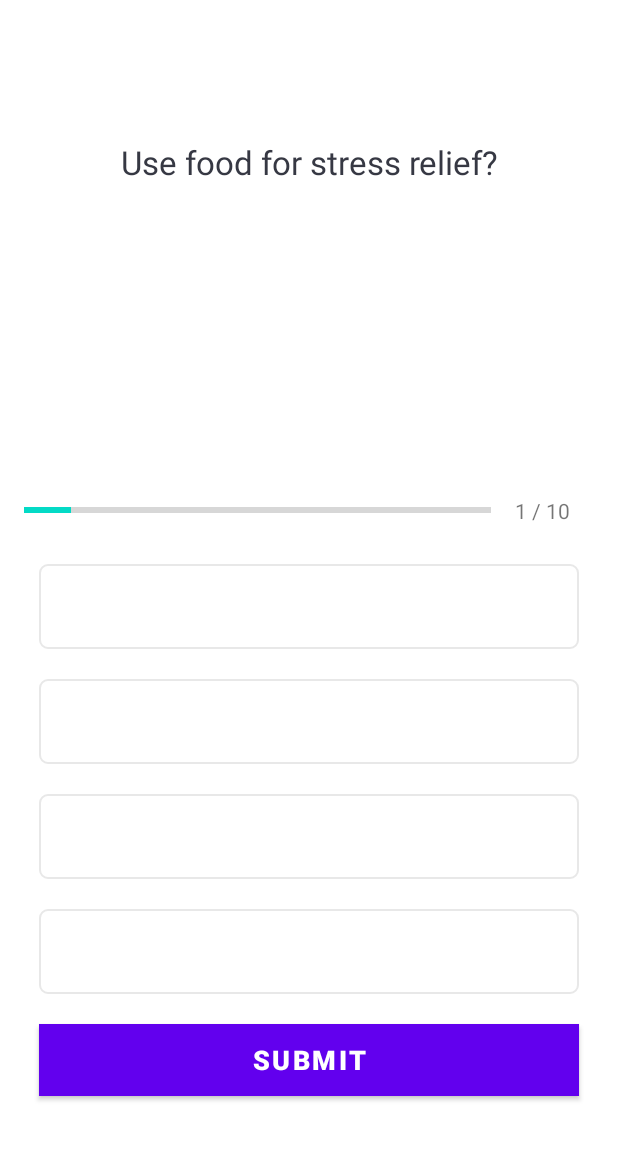
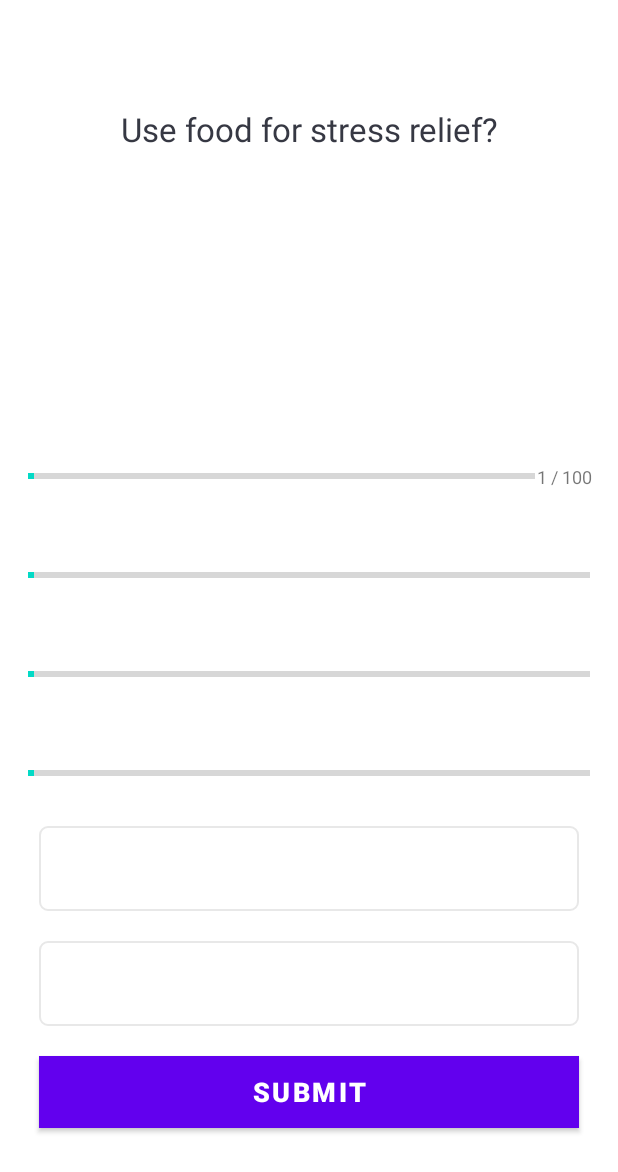
Before and after one commit to Zeadrasil/UMADBro, an Android app: the QuestionsActivity screen opened directly, with no data from a screen before it, on a phone screen of 412 x 824 dp. Shown: the top 1172 px of the screen. Run offline under Robolectric (Android 15) with nearby library versions, the phone set to English and light mode, and no system bars.

Commit message:
commented out problem lines and made adjustments to the question activity xml file

```diff
--- a/FlagQuiz/app/src/main/java/com/example/flagquiz/QuestionsActivity.kt
+++ b/FlagQuiz/app/src/main/java/com/example/flagquiz/QuestionsActivity.kt
@@ -31,6 +31,9 @@ class QuestionsActivity : AppCompatActivity(), View.OnClickListener {
     private var optionFourTV: TextView? = null
     private var submitBtn: Button? = null
 
+    var playerCharacter = PlayerCharacter()
+
+
     override fun onCreate(savedInstanceState: Bundle?) {
         super.onCreate(savedInstanceState)
         setContentView(R.layout.activity_questions)
@@ -40,12 +43,12 @@ class QuestionsActivity : AppCompatActivity(), View.OnClickListener {
         //bind controls to the created variables
         questionTV = findViewById(R.id.questionTV)
         flagTV = findViewById(R.id.flagIV)
-        progressPB = findViewById(R.id.progressPB)
-        progressTV = findViewById(R.id.progressTV)
+        progressPB = findViewById(R.id.mentalHealthPB)
+        progressTV = findViewById(R.id.mentalHealthTV)
         optionOneTV = findViewById(R.id.optionOneTV)
         optionTwoTV = findViewById(R.id.optionTwoTV)
-        optionThreeTV = findViewById(R.id.optionThreeTV)
-        optionFourTV = findViewById(R.id.optionFourTV)
+        //optionThreeTV = findViewById(R.id.optionThreeTV)
+        //optionFourTV = findViewById(R.id.optionFourTV)
         submitBtn = findViewById(R.id.submitBtn)
 
         //add click listeners
@@ -57,6 +60,7 @@ class QuestionsActivity : AppCompatActivity(), View.OnClickListener {
 
         questionsList = Constants.getQuestions()
         setQuestion()
+
     }
 
     private fun setQuestion() {
@@ -66,15 +70,15 @@ class QuestionsActivity : AppCompatActivity(), View.OnClickListener {
 
         //set up question
         questionTV?.text = question.question
-        flagTV?.setImageResource(question.image)
+        //flagTV?.setImageResource(question.image)
         progressPB?.progress = currentPosition
         progressTV?.text = "$currentPosition / ${progressPB?.max}"
 
         //set up the answers
-        optionOneTV?.text = question.optionOne
-        optionTwoTV?.text = question.optionTwo
-        optionThreeTV?.text = question.optionThree
-        optionFourTV?.text = question.optionFour
+        //optionOneTV?.text = question.optionOne
+        //optionTwoTV?.text = question.optionTwo
+        //optionThreeTV?.text = question.optionThree
+        //optionFourTV?.text = question.optionFour
     }
 
     private fun defaultOptionsView() {
@@ -113,14 +117,14 @@ class QuestionsActivity : AppCompatActivity(), View.OnClickListener {
                 optionTwoTV?.let {
                     selectedOptionView(it, 2)
                 }
-            R.id.optionThreeTV ->
-                optionThreeTV?.let {
-                    selectedOptionView(it, 3)
-                }
-            R.id.optionFourTV ->
-                optionFourTV?.let {
-                    selectedOptionView(it, 4)
-                }
+            //R.id.optionThreeTV ->
+            //    optionThreeTV?.let {
+            //        selectedOptionView(it, 3)
+            //    }
+            //R.id.optionFourTV ->
+            //    optionFourTV?.let {
+            //        selectedOptionView(it, 4)
+            //    }
             R.id.submitBtn -> {
                 if (selectedOptionPosition == 0) {
                     currentPosition++
@@ -139,25 +143,25 @@ class QuestionsActivity : AppCompatActivity(), View.OnClickListener {
                 }
                 else {
                     //get the current question
-                    val question = questionsList?.get(currentPosition- 1)
-
-                    // got it wrog
-                    if (question?.correctAnswer != selectedOptionPosition) {
-                        answerView(selectedOptionPosition, R.drawable.wrog_option_border_bg)
-                    }
-                    //got it right
-                    else {
-                        correctAnswers++
-                    }
-
-                    answerView(question!!.correctAnswer, R.drawable.correct_option_border_bg)
-
-                    if (currentPosition == questionsList!!.size)
-                        submitBtn?.text = "FINISH"
-                    else
-                        submitBtn?.text = "NEXT QUESTION"
-
-                    selectedOptionPosition = 0
+                    //val question = questionsList?.get(currentPosition- 1)
+//
+                    //// got it wrog
+                    //if (question?.correctAnswer != selectedOptionPosition) {
+                    //    answerView(selectedOptionPosition, R.drawable.wrog_option_border_bg)
+                    //}
+                    ////got it right
+                    //else {
+                    //    correctAnswers++
+                    //}
+//
+                    //answerView(question!!.correctAnswer, R.drawable.correct_option_border_bg)
+//
+                    //if (currentPosition == questionsList!!.size)
+                    //    submitBtn?.text = "FINISH"
+                    //else
+                    //    submitBtn?.text = "NEXT QUESTION"
+//
+                    //selectedOptionPosition = 0
                 }
             }
         }
--- a/FlagQuiz/app/src/main/res/layout/activity_questions.xml
+++ b/FlagQuiz/app/src/main/res/layout/activity_questions.xml
@@ -20,9 +20,9 @@
             android:layout_height="wrap_content"
             android:layout_margin="10dp"
             android:gravity="center"
+            android:textColor="@color/dark_grey"
             android:textSize="22sp"
-            android:textColor="@color/dark_grey"
-            tools:text = "Which country does this flag represent?" />
+            tools:text="Poor life decision here" />
 
         <ImageView
             android:id="@+id/flagIV"
@@ -39,74 +39,176 @@
             android:layout_marginTop="16dp"
             android:orientation="horizontal">
 
+            <TextView
+                android:id="@+id/menHealthTV"
+                android:layout_width="wrap_content"
+                android:layout_height="wrap_content"
+                android:layout_gravity="center"
+                android:padding="1dp"
+                android:textSize="12sp"
+                tools:text="Mental Health:   "
+                />
+
             <ProgressBar
-                android:id="@+id/progressPB"
+                android:id="@+id/mentalHealthPB"
                 style="?android:attr/progressBarStyleHorizontal"
                 android:layout_width="3dp"
                 android:layout_height="wrap_content"
                 android:layout_weight="1"
-                android:max="10"
+                android:max="100"
                 android:indeterminate="false"
                 android:minHeight="50dp"
                 android:progress="1"/>
 
             <TextView
-                android:id="@+id/progressTV"
+                android:id="@+id/mentalHealthTV"
                 android:layout_width="wrap_content"
                 android:layout_height="wrap_content"
                 android:layout_gravity="center"
-                android:padding="16dp"
-                android:textSize="14sp"
-                tools:text = "1/10"/>
+                android:padding="1dp"
+                android:textSize="12sp"
+                tools:text="1/100" />
+        </LinearLayout>
+
+        <LinearLayout
+            android:layout_width="match_parent"
+            android:layout_height="wrap_content"
+            android:gravity="center_vertical"
+            android:layout_marginTop="16dp"
+            android:orientation="horizontal">
+
+            <TextView
+                android:id="@+id/phyHealthTV"
+                android:layout_width="wrap_content"
+                android:layout_height="wrap_content"
+                android:layout_gravity="center"
+                android:padding="1dp"
+                android:textSize="12sp"
+                tools:text="Physical Health:"
+                />
+
+            <ProgressBar
+                android:id="@+id/physicalHealthPB"
+                style="?android:attr/progressBarStyleHorizontal"
+                android:layout_width="3dp"
+                android:layout_height="wrap_content"
+                android:layout_weight="1"
+                android:max="100"
+                android:indeterminate="false"
+                android:minHeight="50dp"
+                android:progress="1"/>
+
+            <TextView
+                android:id="@+id/physicalHealthTV"
+                android:layout_width="wrap_content"
+                android:layout_height="wrap_content"
+                android:layout_gravity="center"
+                android:padding="1dp"
+                android:textSize="12sp"
+                tools:text="1/100" />
+        </LinearLayout>
+
+        <LinearLayout
+            android:layout_width="match_parent"
+            android:layout_height="wrap_content"
+            android:gravity="center_vertical"
+            android:layout_marginTop="16dp"
+            android:orientation="horizontal">
+
+            <TextView
+                android:id="@+id/monTV"
+                android:layout_width="wrap_content"
+                android:layout_height="wrap_content"
+                android:layout_gravity="center"
+                android:padding="1dp"
+                android:textSize="12sp"
+                tools:text="Money:                "
+                />
+
+            <ProgressBar
+                android:id="@+id/moneyPB"
+                style="?android:attr/progressBarStyleHorizontal"
+                android:layout_width="3dp"
+                android:layout_height="wrap_content"
+                android:layout_weight="1"
+                android:max="100"
+                android:indeterminate="false"
+                android:minHeight="50dp"
+                android:progress="1"/>
+
+            <TextView
+                android:id="@+id/moneyTV"
+                android:layout_width="wrap_content"
+                android:layout_height="wrap_content"
+                android:layout_gravity="center"
+                android:padding="1dp"
+                android:textSize="12sp"
+                tools:text="1/100" />
+        </LinearLayout>
+
+        <LinearLayout
+            android:layout_width="match_parent"
+            android:layout_height="wrap_content"
+            android:gravity="center_vertical"
+            android:layout_marginTop="16dp"
+            android:orientation="horizontal">
+
+            <TextView
+                android:id="@+id/karTV"
+                android:layout_width="wrap_content"
+                android:layout_height="wrap_content"
+                android:layout_gravity="center"
+                android:padding="1dp"
+                android:textSize="12sp"
+                tools:text="Karma:                 "
+                />
+
+            <ProgressBar
+                android:id="@+id/karmaPB"
+                style="?android:attr/progressBarStyleHorizontal"
+                android:layout_width="3dp"
+                android:layout_height="wrap_content"
+                android:layout_weight="1"
+                android:max="100"
+                android:indeterminate="false"
+                android:minHeight="50dp"
+                android:progress="1"/>
+
+            <TextView
+                android:id="@+id/karmaTV"
+                android:layout_width="wrap_content"
+                android:layout_height="wrap_content"
+                android:layout_gravity="center"
+                android:padding="1dp"
+                android:textSize="12sp"
+                tools:text="1/100" />
         </LinearLayout>
 
         <TextView
             android:id="@+id/optionOneTV"
             android:layout_width="match_parent"
             android:layout_height="wrap_content"
+            android:layout_gravity="center"
             android:layout_margin="10dp"
             android:background="@drawable/default_option_border_bg"
-            android:layout_gravity="center"
             android:padding="16dp"
             android:textColor="@color/light_grey"
             android:textSize="18sp"
-            tools:text = "Batman"/>
+            tools:text="Yes"
+            android:gravity="center"/>
 
         <TextView
             android:id="@+id/optionTwoTV"
             android:layout_width="match_parent"
             android:layout_height="wrap_content"
+            android:layout_gravity="center"
             android:layout_margin="10dp"
             android:background="@drawable/default_option_border_bg"
-            android:layout_gravity="center"
             android:padding="16dp"
             android:textColor="@color/light_grey"
             android:textSize="18sp"
-            tools:text = "Spiderman"/>
-
-        <TextView
-            android:id="@+id/optionThreeTV"
-            android:layout_width="match_parent"
-            android:layout_height="wrap_content"
-            android:layout_margin="10dp"
-            android:background="@drawable/default_option_border_bg"
-            android:layout_gravity="center"
-            android:padding="16dp"
-            android:textColor="@color/light_grey"
-            android:textSize="18sp"
-            tools:text = "Wolverine"/>
-
-        <TextView
-            android:id="@+id/optionFourTV"
-            android:layout_width="match_parent"
-            android:layout_height="wrap_content"
-            android:layout_margin="10dp"
-            android:background="@drawable/default_option_border_bg"
-            android:layout_gravity="center"
-            android:padding="16dp"
-            android:textColor="@color/light_grey"
-            android:textSize="18sp"
-            tools:text = "Rorschach"/>
+            tools:text="No"
+            android:gravity="center"/>
 
         <Button
             android:id="@+id/submitBtn"
```
